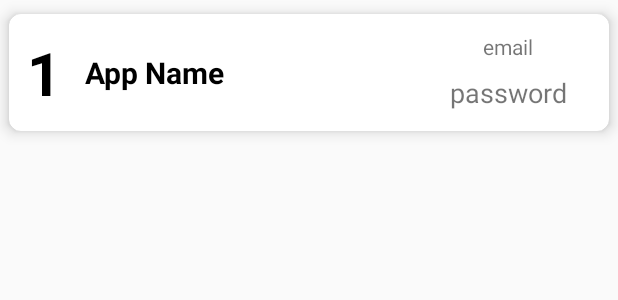
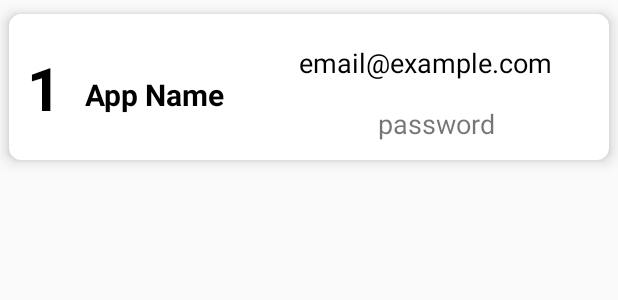
Before and after one commit to salonikamboj/Credentials_list, an Android app: the layout my_row.xml on its own in the app's theme, with its tools: preview values and no code run, on a phone screen of 412 x 824 dp. Shown: the top 300 px of the screen. Run offline under Robolectric (Android 15) with nearby library versions, the phone set to English and light mode, and no system bars.

Commit message:
minor changes

```diff
--- a/app/src/main/java/com/example/sen800_project/CustomAdapter.java
+++ b/app/src/main/java/com/example/sen800_project/CustomAdapter.java
@@ -42,7 +42,7 @@ public class CustomAdapter extends RecyclerView.Adapter<CustomAdapter.MyViewHold
     @Override
     public void onBindViewHolder(@NonNull MyViewHolder holder, @SuppressLint("RecyclerView") final int position) {
 
-        holder._id_txt.setText(String.valueOf(_id.get(position)));
+        holder._id_txt.setText(String.valueOf(position + 1));
         holder.app_name_txt.setText(String.valueOf(app_name.get(position)));
         holder.email_txt.setText(String.valueOf(email.get(position)));
         holder.password_txt.setText(String.valueOf(password.get(position)));
--- a/app/src/main/res/layout/my_row.xml
+++ b/app/src/main/res/layout/my_row.xml
@@ -48,25 +48,31 @@
                 app:layout_constraintStart_toEndOf="@+id/_id_txt"
                 app:layout_constraintTop_toTopOf="@+id/_id_txt" />
 
+
             <TextView
                 android:id="@+id/email_txt"
                 android:layout_width="wrap_content"
                 android:layout_height="wrap_content"
-                android:layout_marginStart="172dp"
-                android:text="email"
-                app:layout_constraintStart_toEndOf="@+id/app_name_txt"
+                android:layout_marginTop="8dp"
+                android:layout_marginEnd="16dp"
+                android:text="email@example.com"
+                android:textColor="#000"
+                android:textSize="18sp"
+                app:layout_constraintEnd_toEndOf="parent"
+                app:layout_constraintHorizontal_bias="0.829"
+                app:layout_constraintStart_toEndOf="@id/app_name_txt"
                 app:layout_constraintTop_toTopOf="parent" />
 
             <TextView
                 android:id="@+id/password_txt"
                 android:layout_width="wrap_content"
                 android:layout_height="wrap_content"
-                android:layout_marginTop="28dp"
-                android:layout_marginEnd="16dp"
+                android:layout_marginTop="16dp"
+                android:layout_marginEnd="64dp"
                 android:text="password"
                 android:textSize="18sp"
                 app:layout_constraintEnd_toEndOf="parent"
-                app:layout_constraintTop_toTopOf="parent" />
+                app:layout_constraintTop_toBottomOf="@id/email_txt" />
 
         </androidx.constraintlayout.widget.ConstraintLayout>
     </androidx.cardview.widget.CardView>
```
